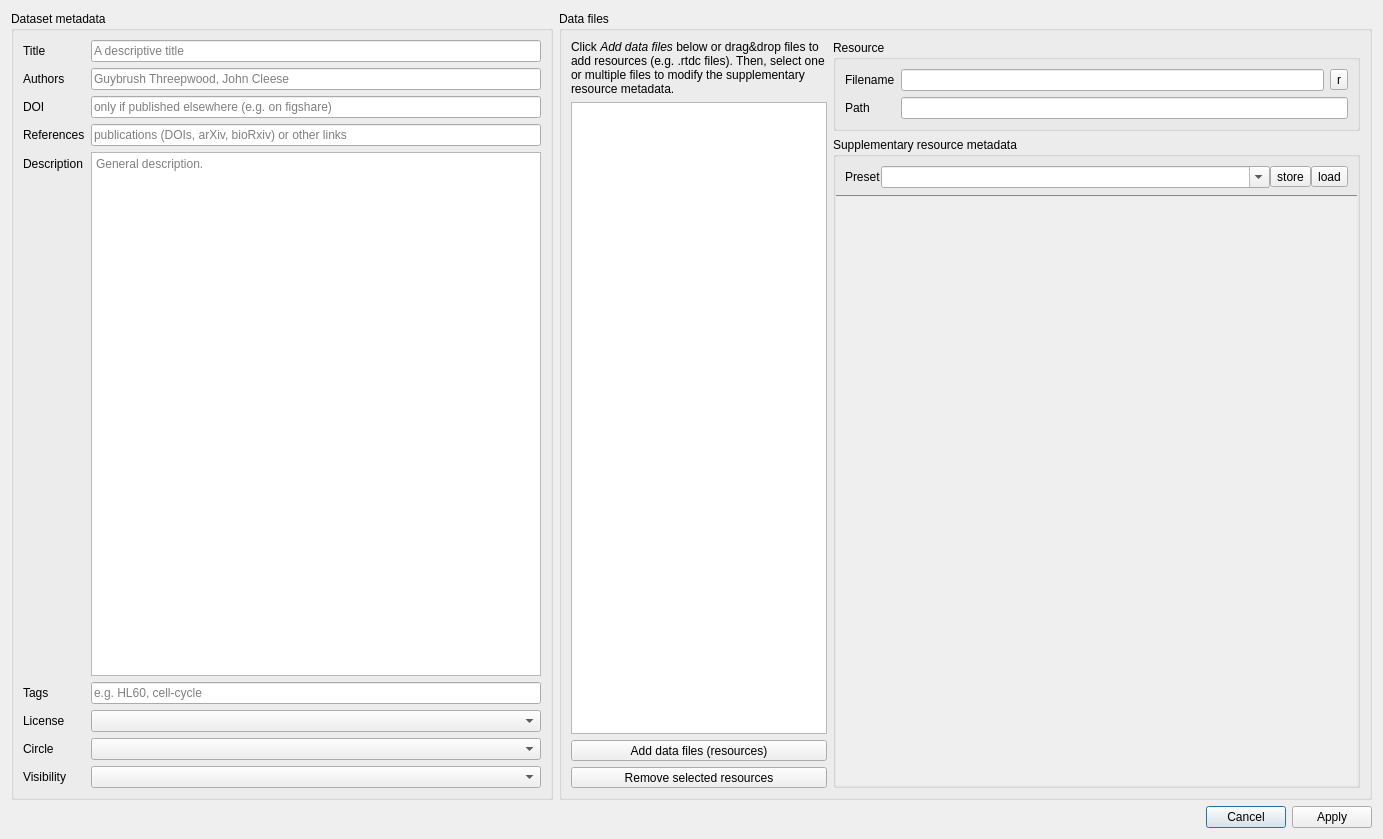
Old version of the form dcoraid/gui/panel_uploads/dlg_upload.ui in the repository DCOR-dev/DCOR-Aid.
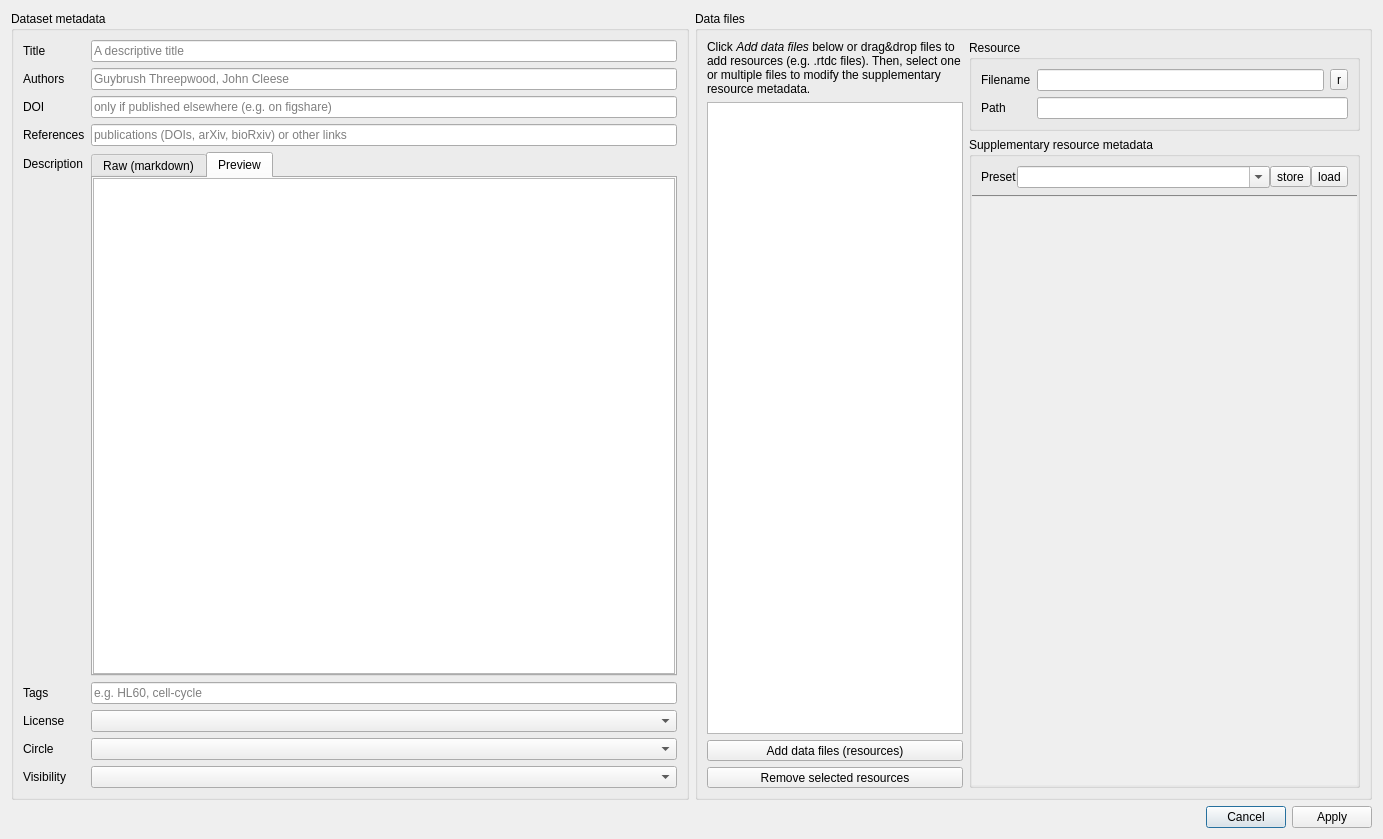
New version of the form. The open tabs and pages were chosen to show the change. Icons and pictures are not drawn. Custom widgets are drawn as their Qt base class.

Commit message: enh: add preview option for dataset description in upload dialog (close #52)

The edit to the form file:
```diff
--- a/dcoraid/gui/panel_uploads/dlg_upload.ui
+++ b/dcoraid/gui/panel_uploads/dlg_upload.ui
@@ -137,17 +137,29 @@
             </property>
            </widget>
           </item>
-          <item row="4" column="0">
-           <widget class="QLabel" name="label_5">
-            <property name="acceptDrops">
-             <bool>false</bool>
-            </property>
-            <property name="text">
-             <string>Description</string>
-            </property>
-           </widget>
-          </item>
           <item row="4" column="1">
+           <widget class="QTabWidget" name="tabWidget_notes">
+            <property name="currentIndex">
+             <number>0</number>
+            </property>
+            <widget class="QWidget" name="tab_notes_raw">
+             <attribute name="title">
+              <string>Raw (markdown)</string>
+             </attribute>
+             <layout class="QVBoxLayout" name="verticalLayout_8">
+              <property name="leftMargin">
+               <number>0</number>
+              </property>
+              <property name="topMargin">
+               <number>0</number>
+              </property>
+              <property name="rightMargin">
+               <number>0</number>
+              </property>
+              <property name="bottomMargin">
+               <number>0</number>
+              </property>
+              <item>
            <widget class="QPlainTextEdit" name="plainTextEdit_notes">
             <property name="sizePolicy">
              <sizepolicy hsizetype="Preferred" vsizetype="Expanding">
@@ -165,7 +177,52 @@
              <bool>false</bool>
             </property>
             <property name="placeholderText">
-             <string>General description.</string>
+                 <string>Desicription of the dataset, select the &quot;Preview&quot; tab for a rendered version.</string>
+                </property>
+               </widget>
+              </item>
+             </layout>
+            </widget>
+            <widget class="QWidget" name="tab_notes_preview">
+             <attribute name="title">
+              <string>Preview</string>
+             </attribute>
+             <layout class="QVBoxLayout" name="verticalLayout_9">
+              <property name="leftMargin">
+               <number>0</number>
+              </property>
+              <property name="topMargin">
+               <number>0</number>
+              </property>
+              <property name="rightMargin">
+               <number>0</number>
+              </property>
+              <property name="bottomMargin">
+               <number>0</number>
+              </property>
+              <item>
+               <widget class="QTextEdit" name="textEdit_preview">
+                <property name="readOnly">
+                 <bool>true</bool>
+                </property>
+                <property name="markdown">
+                 <string>This is an **example** text.
+
+</string>
+                </property>
+               </widget>
+              </item>
+             </layout>
+            </widget>
+           </widget>
+          </item>
+          <item row="4" column="0">
+           <widget class="QLabel" name="label_5">
+            <property name="acceptDrops">
+             <bool>false</bool>
+            </property>
+            <property name="text">
+             <string>Description</string>
             </property>
            </widget>
           </item>
@@ -563,7 +620,7 @@
                     <rect>
                      <x>0</x>
                      <y>0</y>
-                     <width>509</width>
+                     <width>382</width>
                      <height>557</height>
                     </rect>
                    </property>
```
Lines whose indentation alone changed are shown as unchanged. The commit also changes 2 other files.
